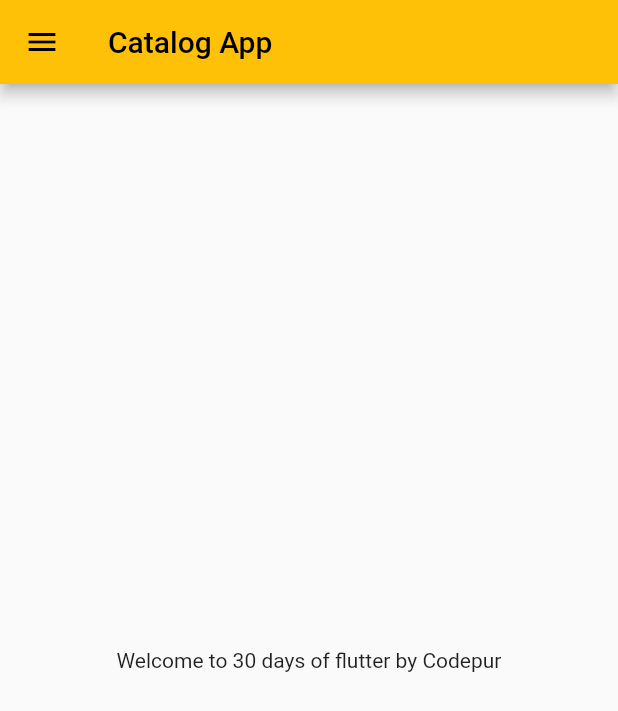
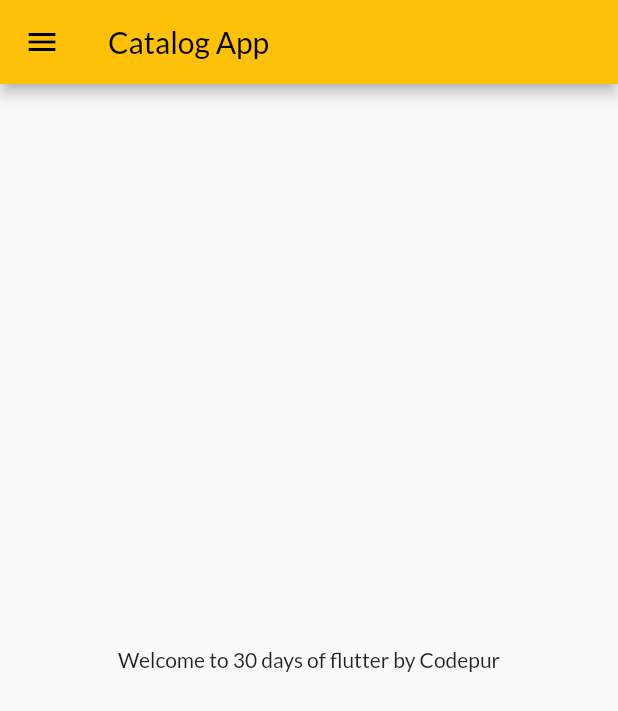
Before and after one commit to TejasAmdare/my_project, a Flutter app: the screen it shows after launch, on a phone screen of 412 x 824 dp. Shown: the top 711 px of the screen. Run offline on Flutter 3.47's test engine with Material 2 defaults, Android fonts, the phone set to English and light mode, and no system bars; our stand-ins replace google_fonts; missing offline and left inert: dart:ffi.

Commit message:
Theam Complited

```diff
--- a/lib/main.dart
+++ b/lib/main.dart
@@ -1,9 +1,9 @@
 import 'package:flutter/material.dart';
-import 'package:google_fonts/google_fonts.dart';
+// import 'package:google_fonts/google_fonts.dart';
 import 'package:my_project/pages/home.dart';
 import 'package:my_project/pages/loging_page.dart';
-import 'package:google_fonts/google_fonts.dart';
 import 'package:my_project/utils/routes.dart';
+import 'package:my_project/widgets/theam.dart';
 
 void main() {
   runApp(MyApp());
@@ -20,10 +20,8 @@ class MyApp extends StatelessWidget {
     // final
     return MaterialApp(
       themeMode: ThemeMode.light,
-      theme: ThemeData(
-          primarySwatch: Colors.amber,
-          primaryTextTheme: GoogleFonts.latoTextTheme()),
-      darkTheme: ThemeData(brightness: Brightness.dark),
+      theme: MyTheam.lighttheam(context),
+      darkTheme: MyTheam.darktheam(context),
       debugShowCheckedModeBanner: false,
       initialRoute: MyRoutes.homeRoute,
       routes: {
--- /dev/null
+++ b/lib/widgets/theam.dart
@@ -0,0 +1,21 @@
+// import 'dart:html';
+
+import 'package:flutter/material.dart';
+import 'package:google_fonts/google_fonts.dart';
+
+class MyTheam {
+  static ThemeData lighttheam(BuildContext context) => ThemeData(
+        primarySwatch: Colors.amber,
+        fontFamily: GoogleFonts.lato().fontFamily,
+        // primaryTextTheme: GoogleFonts.latoTextTheme()
+        // appBarTheme:
+        // AppBarTheme(
+        //     color: Colors.white,
+        //     // elevation: 0.0,
+        //     iconTheme: IconThemeData(color: Colors.black),
+        //     textTheme: Theme.of(context).textTheme,
+        //     )
+      );
+  static ThemeData darktheam(BuildContext context) =>
+      ThemeData(brightness: Brightness.dark);
+}
```
